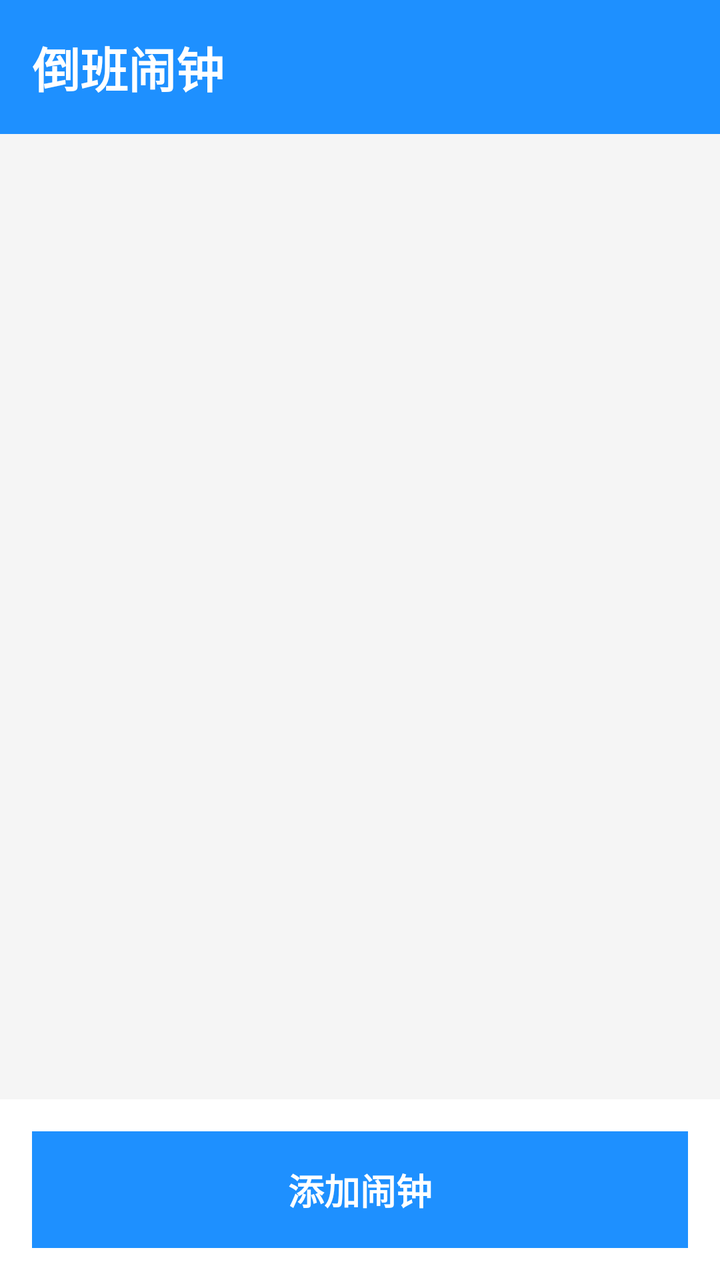
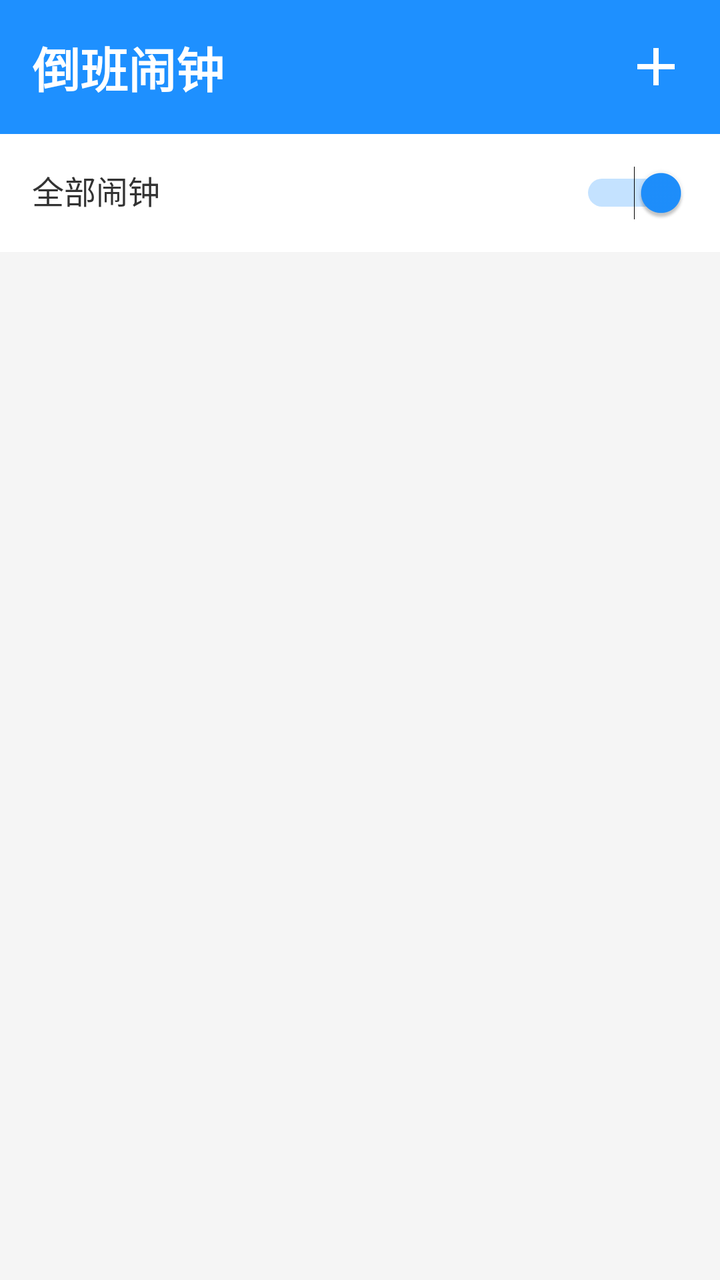

The first picture is an Android layout as it rendered before a commit; the second is the same layout after the commit. The layout source and the unified diff follow.
<!-- AndroidManifest.xml: activity theme Theme.MyApplication -->
<!-- res/layout/fragment_alarm.xml -->
<?xml version="1.0" encoding="utf-8"?>
<LinearLayout xmlns:android="http://schemas.android.com/apk/res/android"
    android:layout_width="match_parent"
    android:layout_height="match_parent"
    android:orientation="vertical">

    <LinearLayout
        android:layout_width="match_parent"
        android:layout_height="wrap_content"
        android:background="#1E90FF"
        android:padding="16dp">

        <TextView
            android:layout_width="match_parent"
            android:layout_height="wrap_content"
            android:text="倒班闹钟"
            android:textColor="#FFFFFF"
            android:textSize="24sp"
            android:textStyle="bold" />
    </LinearLayout>

    <FrameLayout
        android:layout_width="match_parent"
        android:layout_height="0dp"
        android:layout_weight="1">

        <ListView
            android:id="@+id/lv_alarms"
            android:layout_width="match_parent"
            android:layout_height="match_parent"
            android:divider="#E0E0E0"
            android:dividerHeight="1dp" />

        <LinearLayout
            android:id="@+id/empty_view"
            android:layout_width="match_parent"
            android:layout_height="match_parent"
            android:background="#F5F5F5"
            android:gravity="center"
            android:orientation="vertical"
            android:visibility="gone">

            <ImageView
                android:layout_width="96dp"
                android:layout_height="96dp"
                android:src="@drawable/ic_alarm_clock" />

            <TextView
                android:layout_width="wrap_content"
                android:layout_height="wrap_content"
                android:layout_marginTop="16dp"
                android:text="暂无闹钟提醒"
                android:textColor="#999999"
                android:textSize="16sp" />
        </LinearLayout>
    </FrameLayout>

    <LinearLayout
        android:layout_width="match_parent"
        android:layout_height="wrap_content"
        android:background="#FFFFFF"
        android:padding="16dp">

        <LinearLayout
            android:id="@+id/btn_add_alarm"
            android:layout_width="match_parent"
            android:layout_height="wrap_content"
            android:background="#1E90FF"
            android:gravity="center"
            android:padding="16dp">

            <TextView
                android:layout_width="wrap_content"
                android:layout_height="wrap_content"
                android:text="添加闹钟"
                android:textColor="#FFFFFF"
                android:textSize="18sp"
                android:textStyle="bold" />
        </LinearLayout>
    </LinearLayout>
</LinearLayout>
<!-- resources referenced by this layout -->
<resources>
  <!-- drawable ic_alarm_clock (drawable) -->
  <vector xmlns:android="http://schemas.android.com/apk/res/android"
      android:width="96dp"
      android:height="96dp"
      android:viewportWidth="24"
      android:viewportHeight="24"
      android:tint="?attr/colorPrimary">
      <path
          android:fillColor="@android:color/white"
          android:pathData="M22,5.72l-4.6,-3.86 -1.29,1.53 4.6,3.86L22,5.72zM7.88,3.39L6.6,1.86 2,5.71l1.29,1.53 4.59,-3.85zM12.5,8L11,8v6l4.75,2.85 0.75,-1.23 -4,-2.37L12.5,8zM12,4c-4.97,0 -9,4.03 -9,9s4.02,9 9,9c4.97,0 9,-4.03 9,-9s-4.03,-9 -9,-9zM12,20c-3.87,0 -7,-3.13 -7,-7s3.13,-7 7,-7 7,3.13 7,7 -3.13,7 -7,7z"/>
  </vector>
  <style name="Theme.MyApplication" parent="Theme.MaterialComponents.DayNight.NoActionBar">
          <item name="colorPrimary">#1E90FF</item>
          <item name="colorPrimaryVariant">#1E90FF</item>
          <item name="colorOnPrimary">#FFFFFF</item>
          <item name="colorSecondary">#1E90FF</item>
          <item name="colorSecondaryVariant">#1E90FF</item>
          <item name="colorOnSecondary">#FFFFFF</item>
          <item name="android:statusBarColor">#1E90FF</item>
          <item name="android:windowBackground">#F5F5F5</item>
      </style>
</resources>

<!-- the commit's change to res/layout/fragment_alarm.xml (unified diff, before → after) -->
@@ -8,18 +8,50 @@
         android:layout_width="match_parent"
         android:layout_height="wrap_content"
         android:background="#1E90FF"
-        android:padding="16dp">
+        android:padding="16dp"
+        android:orientation="horizontal">
 
         <TextView
-            android:layout_width="match_parent"
+            android:layout_width="0dp"
             android:layout_height="wrap_content"
+            android:layout_weight="1"
             android:text="倒班闹钟"
             android:textColor="#FFFFFF"
             android:textSize="24sp"
             android:textStyle="bold" />
+
+        <ImageView
+            android:id="@+id/iv_add_alarm"
+            android:layout_width="32dp"
+            android:layout_height="32dp"
+            android:src="@drawable/ic_add"
+            android:layout_gravity="center_vertical" />
+    </LinearLayout>
+
+    <LinearLayout
+        android:layout_width="match_parent"
+        android:layout_height="wrap_content"
+        android:background="#FFFFFF"
+        android:padding="16dp"
+        android:orientation="horizontal">
+
+        <TextView
+            android:layout_width="0dp"
+            android:layout_height="wrap_content"
+            android:layout_weight="1"
+            android:text="全部闹钟"
+            android:textColor="#333333"
+            android:textSize="16sp" />
+
+        <Switch
+            android:id="@+id/switch_all_alarm"
+            android:layout_width="wrap_content"
+            android:layout_height="wrap_content"
+            android:checked="true" />
     </LinearLayout>
 
     <FrameLayout
+        android:id="@+id/fl_alarm_content"
         android:layout_width="match_parent"
         android:layout_height="0dp"
         android:layout_weight="1">
@@ -53,29 +85,37 @@
                 android:textColor="#999999"
                 android:textSize="16sp" />
         </LinearLayout>
-    </FrameLayout>
-
-    <LinearLayout
-        android:layout_width="match_parent"
-        android:layout_height="wrap_content"
-        android:background="#FFFFFF"
-        android:padding="16dp">
 
         <LinearLayout
-            android:id="@+id/btn_add_alarm"
+            android:id="@+id/service_disabled_view"
             android:layout_width="match_parent"
-            android:layout_height="wrap_content"
-            android:background="#1E90FF"
+            android:layout_height="match_parent"
+            android:background="#F5F5F5"
             android:gravity="center"
-            android:padding="16dp">
+            android:orientation="vertical"
+            android:visibility="gone">
+
+            <ImageView
+                android:layout_width="96dp"
+                android:layout_height="96dp"
+                android:src="@drawable/ic_alarm_clock" />
 
             <TextView
                 android:layout_width="wrap_content"
                 android:layout_height="wrap_content"
-                android:text="添加闹钟"
-                android:textColor="#FFFFFF"
-                android:textSize="18sp"
-                android:textStyle="bold" />
+                android:layout_marginTop="16dp"
+                android:text="闹钟服务已关闭"
+                android:textColor="#999999"
+                android:textSize="16sp" />
+
+            <TextView
+                android:layout_width="wrap_content"
+                android:layout_height="wrap_content"
+                android:layout_marginTop="8dp"
+                android:text="请开启全部闹钟开关以使用闹钟功能"
+                android:textColor="#CCCCCC"
+                android:textSize="14sp" />
         </LinearLayout>
+    </FrameLayout>
+
     </LinearLayout>
-</LinearLayout>
<!-- resource entries referenced after the edit -->
@@ -1,5 +1,15 @@
 <!-- resources referenced by this layout -->
 <resources>
+  <!-- drawable ic_add (drawable) -->
+  <vector xmlns:android="http://schemas.android.com/apk/res/android"
+      android:width="24dp"
+      android:height="24dp"
+      android:viewportWidth="24"
+      android:viewportHeight="24">
+      <path
+          android:fillColor="#FFFFFF"
+          android:pathData="M19 13h-6v6h-2v-6H5v-2h6V5h2v6h6v2z"/>
+  </vector>
   <!-- drawable ic_alarm_clock (drawable) -->
   <vector xmlns:android="http://schemas.android.com/apk/res/android"
       android:width="96dp"
